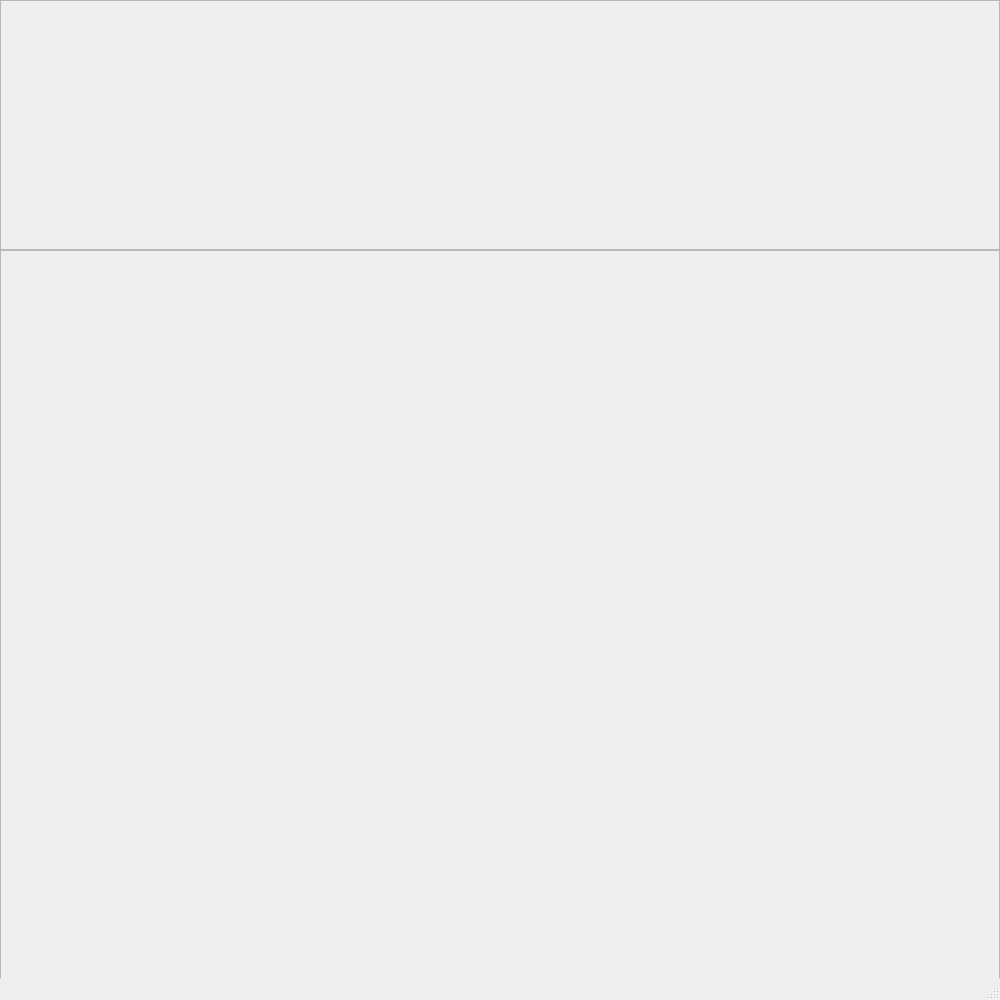
Above: interfaceVisual/janelaAvaliacao.ui from Mirovesaram/varredorVelocidades before the change. Below: the same form after it.
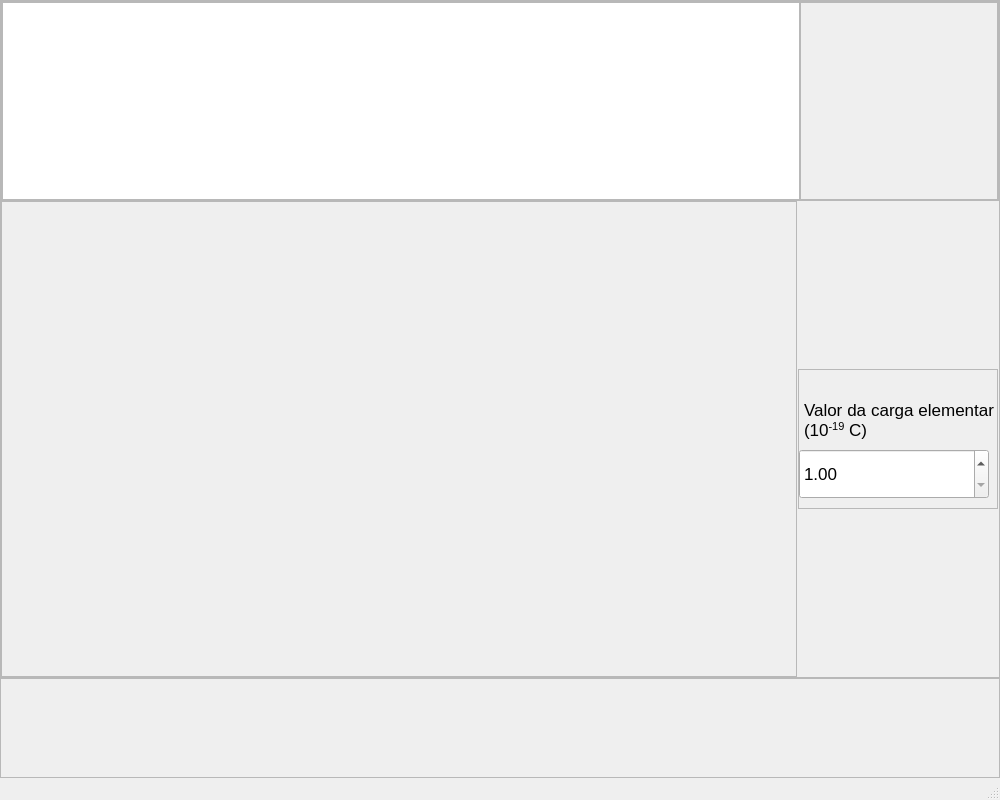
That is the form after the change.

Commit message: A janela de avaliação teve o gráfico funcional habilitado, bem como barras de erros nele, a tabela não funcional foi adicionada e a área de controle da exposição das gotas no gráfico também foi habilitada

```diff
--- a/interfaceVisual/janelaAvaliacao.ui
+++ b/interfaceVisual/janelaAvaliacao.ui
@@ -7,23 +7,20 @@
     <x>0</x>
     <y>0</y>
     <width>1000</width>
-    <height>1000</height>
+    <height>800</height>
    </rect>
   </property>
   <property name="minimumSize">
    <size>
     <width>1000</width>
-    <height>1000</height>
+    <height>800</height>
    </size>
   </property>
   <property name="windowTitle">
    <string>MainWindow</string>
   </property>
   <widget class="QWidget" name="centralwidget">
-   <layout class="QVBoxLayout" name="verticalLayout_2">
-    <property name="spacing">
-     <number>0</number>
-    </property>
+   <layout class="QGridLayout" name="gridLayout_2">
     <property name="leftMargin">
      <number>0</number>
     </property>
@@ -36,23 +33,26 @@
     <property name="bottomMargin">
      <number>0</number>
     </property>
-    <item>
-     <layout class="QVBoxLayout" name="verticalLayout">
+    <property name="spacing">
+     <number>0</number>
+    </property>
+    <item row="0" column="0">
+     <layout class="QGridLayout" name="gridLayout">
       <property name="spacing">
        <number>0</number>
       </property>
-      <item>
-       <widget class="QFrame" name="frameTabela">
+      <item row="2" column="0">
+       <widget class="QFrame" name="frameResultados">
         <property name="minimumSize">
          <size>
           <width>1000</width>
-          <height>250</height>
+          <height>100</height>
          </size>
         </property>
         <property name="maximumSize">
          <size>
           <width>16777215</width>
-          <height>250</height>
+          <height>100</height>
          </size>
         </property>
         <property name="frameShape">
@@ -63,20 +63,374 @@
         </property>
        </widget>
       </item>
-      <item>
-       <widget class="QFrame" name="frame_grafico">
+      <item row="0" column="0">
+       <widget class="QFrame" name="frameTabelaCheckBoxes">
         <property name="minimumSize">
          <size>
           <width>1000</width>
-          <height>800</height>
+          <height>200</height>
          </size>
         </property>
+        <property name="maximumSize">
+         <size>
+          <width>16777215</width>
+          <height>200</height>
+         </size>
+        </property>
         <property name="frameShape">
          <enum>QFrame::StyledPanel</enum>
         </property>
         <property name="frameShadow">
          <enum>QFrame::Raised</enum>
         </property>
+        <layout class="QGridLayout" name="gridLayout_4">
+         <property name="leftMargin">
+          <number>0</number>
+         </property>
+         <property name="topMargin">
+          <number>0</number>
+         </property>
+         <property name="rightMargin">
+          <number>0</number>
+         </property>
+         <property name="bottomMargin">
+          <number>0</number>
+         </property>
+         <property name="spacing">
+          <number>0</number>
+         </property>
+         <item row="0" column="0">
+          <layout class="QGridLayout" name="gridLayout_3">
+           <property name="spacing">
+            <number>0</number>
+           </property>
+           <item row="0" column="0">
+            <widget class="QFrame" name="frameTabela">
+             <property name="minimumSize">
+              <size>
+               <width>800</width>
+               <height>200</height>
+              </size>
+             </property>
+             <property name="maximumSize">
+              <size>
+               <width>16777215</width>
+               <height>200</height>
+              </size>
+             </property>
+             <property name="frameShape">
+              <enum>QFrame::StyledPanel</enum>
+             </property>
+             <property name="frameShadow">
+              <enum>QFrame::Raised</enum>
+             </property>
+             <layout class="QGridLayout" name="gridLayout_6">
+              <property name="leftMargin">
+               <number>0</number>
+              </property>
+              <property name="topMargin">
+               <number>0</number>
+              </property>
+              <property name="rightMargin">
+               <number>0</number>
+              </property>
+              <property name="bottomMargin">
+               <number>0</number>
+              </property>
+              <property name="spacing">
+               <number>0</number>
+              </property>
+              <item row="0" column="0">
+               <layout class="QGridLayout" name="gridLayout_5">
+                <property name="spacing">
+                 <number>0</number>
+                </property>
+                <item row="0" column="0">
+                 <widget class="QTableView" name="tabelaGotas"/>
+                </item>
+               </layout>
+              </item>
+             </layout>
+            </widget>
+           </item>
+           <item row="0" column="1" alignment="Qt::AlignHCenter">
+            <widget class="QFrame" name="frameCheckBoxes">
+             <property name="minimumSize">
+              <size>
+               <width>200</width>
+               <height>200</height>
+              </size>
+             </property>
+             <property name="maximumSize">
+              <size>
+               <width>200</width>
+               <height>200</height>
+              </size>
+             </property>
+             <property name="frameShape">
+              <enum>QFrame::StyledPanel</enum>
+             </property>
+             <property name="frameShadow">
+              <enum>QFrame::Raised</enum>
+             </property>
+             <layout class="QGridLayout" name="gridLayout_8">
+              <property name="sizeConstraint">
+               <enum>QLayout::SetNoConstraint</enum>
+              </property>
+              <property name="leftMargin">
+               <number>0</number>
+              </property>
+              <property name="topMargin">
+               <number>0</number>
+              </property>
+              <property name="rightMargin">
+               <number>0</number>
+              </property>
+              <property name="bottomMargin">
+               <number>0</number>
+              </property>
+              <property name="spacing">
+               <number>0</number>
+              </property>
+              <item row="0" column="0">
+               <layout class="QGridLayout" name="gridLayout_7">
+                <property name="sizeConstraint">
+                 <enum>QLayout::SetFixedSize</enum>
+                </property>
+                <property name="spacing">
+                 <number>0</number>
+                </property>
+                <item row="0" column="0">
+                 <widget class="QScrollArea" name="scrollArea">
+                  <property name="verticalScrollBarPolicy">
+                   <enum>Qt::ScrollBarAsNeeded</enum>
+                  </property>
+                  <property name="widgetResizable">
+                   <bool>true</bool>
+                  </property>
+                  <widget class="QWidget" name="scrollAreaCheckBoxes">
+                   <property name="geometry">
+                    <rect>
+                     <x>0</x>
+                     <y>0</y>
+                     <width>194</width>
+                     <height>194</height>
+                    </rect>
+                   </property>
+                   <layout class="QGridLayout" name="gridLayout_13">
+                    <property name="leftMargin">
+                     <number>0</number>
+                    </property>
+                    <property name="topMargin">
+                     <number>0</number>
+                    </property>
+                    <property name="rightMargin">
+                     <number>0</number>
+                    </property>
+                    <property name="bottomMargin">
+                     <number>0</number>
+                    </property>
+                    <property name="spacing">
+                     <number>0</number>
+                    </property>
+                    <item row="0" column="0">
+                     <layout class="QGridLayout" name="gridLayout_11">
+                      <property name="spacing">
+                       <number>0</number>
+                      </property>
+                     </layout>
+                    </item>
+                   </layout>
+                  </widget>
+                 </widget>
+                </item>
+               </layout>
+              </item>
+             </layout>
+            </widget>
+           </item>
+          </layout>
+         </item>
+        </layout>
+       </widget>
+      </item>
+      <item row="1" column="0">
+       <widget class="QFrame" name="frameContainerGrafico">
+        <property name="minimumSize">
+         <size>
+          <width>1000</width>
+          <height>440</height>
+         </size>
+        </property>
+        <property name="frameShape">
+         <enum>QFrame::StyledPanel</enum>
+        </property>
+        <property name="frameShadow">
+         <enum>QFrame::Raised</enum>
+        </property>
+        <layout class="QGridLayout" name="gridLayout_12">
+         <property name="leftMargin">
+          <number>0</number>
+         </property>
+         <property name="topMargin">
+          <number>0</number>
+         </property>
+         <property name="rightMargin">
+          <number>0</number>
+         </property>
+         <property name="bottomMargin">
+          <number>0</number>
+         </property>
+         <property name="spacing">
+          <number>0</number>
+         </property>
+         <item row="0" column="0">
+          <layout class="QGridLayout" name="gridLayoutContainer">
+           <property name="spacing">
+            <number>0</number>
+           </property>
+           <item row="0" column="0">
+            <widget class="QFrame" name="frameGrafico">
+             <property name="minimumSize">
+              <size>
+               <width>796</width>
+               <height>443</height>
+              </size>
+             </property>
+             <property name="frameShape">
+              <enum>QFrame::StyledPanel</enum>
+             </property>
+             <property name="frameShadow">
+              <enum>QFrame::Raised</enum>
+             </property>
+             <layout class="QGridLayout" name="gridLayout_14">
+              <property name="leftMargin">
+               <number>0</number>
+              </property>
+              <property name="topMargin">
+               <number>0</number>
+              </property>
+              <property name="rightMargin">
+               <number>0</number>
+              </property>
+              <property name="bottomMargin">
+               <number>0</number>
+              </property>
+              <property name="spacing">
+               <number>0</number>
+              </property>
+              <item row="0" column="0">
+               <layout class="QGridLayout" name="gridLayout_Grafico">
+                <property name="spacing">
+                 <number>0</number>
+                </property>
+               </layout>
+              </item>
+             </layout>
+            </widget>
+           </item>
+           <item row="0" column="1" alignment="Qt::AlignHCenter|Qt::AlignVCenter">
+            <widget class="QFrame" name="frameSpinBoxCargaElement">
+             <property name="minimumSize">
+              <size>
+               <width>200</width>
+               <height>0</height>
+              </size>
+             </property>
+             <property name="maximumSize">
+              <size>
+               <width>200</width>
+               <height>16777215</height>
+              </size>
+             </property>
+             <property name="frameShape">
+              <enum>QFrame::StyledPanel</enum>
+             </property>
+             <property name="frameShadow">
+              <enum>QFrame::Raised</enum>
+             </property>
+             <layout class="QVBoxLayout" name="verticalLayout_2">
+              <property name="spacing">
+               <number>0</number>
+              </property>
+              <property name="leftMargin">
+               <number>0</number>
+              </property>
+              <property name="rightMargin">
+               <number>0</number>
+              </property>
+              <item>
+               <widget class="QLabel" name="labelCargElement">
+                <property name="minimumSize">
+                 <size>
+                  <width>200</width>
+                  <height>70</height>
+                 </size>
+                </property>
+                <property name="maximumSize">
+                 <size>
+                  <width>200</width>
+                  <height>70</height>
+                 </size>
+                </property>
+                <property name="font">
+                 <font>
+                  <pointsize>13</pointsize>
+                 </font>
+                </property>
+                <property name="styleSheet">
+                 <string notr="true">margin: 5px;</string>
+                </property>
+                <property name="text">
+                 <string>&lt;html&gt;&lt;head/&gt;&lt;body&gt;&lt;p&gt;Valor da carga elementar (10&lt;span style=&quot; vertical-align:super;&quot;&gt;-19&lt;/span&gt; C)&lt;/p&gt;&lt;/body&gt;&lt;/html&gt;</string>
+                </property>
+                <property name="alignment">
+                 <set>Qt::AlignBottom|Qt::AlignJustify</set>
+                </property>
+                <property name="wordWrap">
+                 <bool>true</bool>
+                </property>
+               </widget>
+              </item>
+              <item>
+               <widget class="QDoubleSpinBox" name="doubleSpinBoxCargElement">
+                <property name="minimumSize">
+                 <size>
+                  <width>190</width>
+                  <height>50</height>
+                 </size>
+                </property>
+                <property name="maximumSize">
+                 <size>
+                  <width>190</width>
+                  <height>50</height>
+                 </size>
+                </property>
+                <property name="font">
+                 <font>
+                  <pointsize>13</pointsize>
+                 </font>
+                </property>
+                <property name="toolTip">
+                 <string/>
+                </property>
+                <property name="minimum">
+                 <double>1.000000000000000</double>
+                </property>
+                <property name="maximum">
+                 <double>10.000000000000000</double>
+                </property>
+                <property name="singleStep">
+                 <double>0.100000000000000</double>
+                </property>
+               </widget>
+              </item>
+             </layout>
+            </widget>
+           </item>
+          </layout>
+         </item>
+        </layout>
        </widget>
       </item>
      </layout>
```
Left out of the diff: 26 changed lines with no effect on the pictures. The commit also changes 10 other files.
